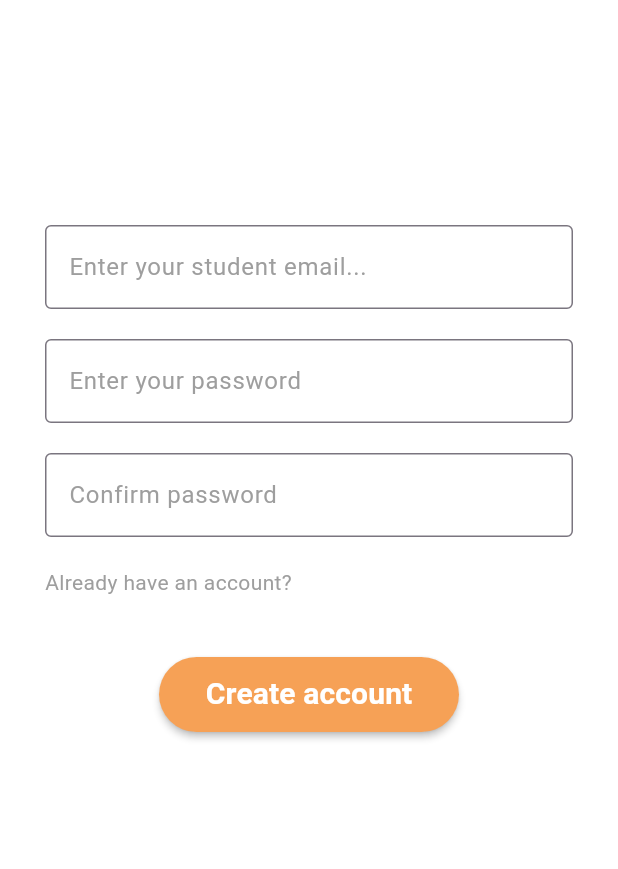
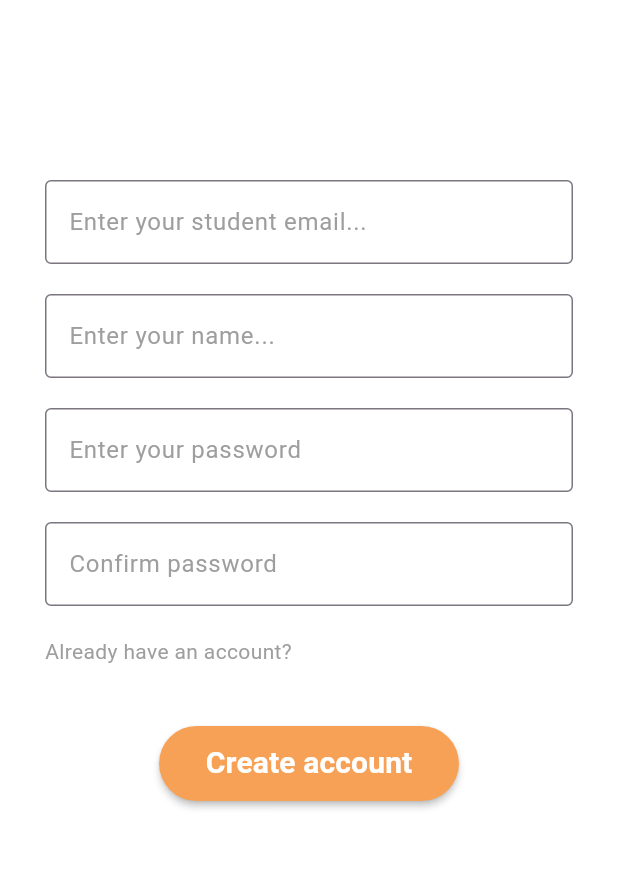
Before and after one commit to Eloymtm/ESOF_1, a Flutter app: the RegisterPage screen opened by its route, on a phone screen of 412 x 824 dp, the part 363-1232 px from its top. Run offline on Flutter 3.47's test engine with Material 3 defaults, Android fonts, the phone set to English and light mode, and no system bars; our stand-ins replace firebase_auth, firebase_core, font_awesome_flutter, google_maps_flutter; accounts and stored records are empty.

Commit message:
added name box

```diff
--- a/src/lib/pages/register_page.dart
+++ b/src/lib/pages/register_page.dart
@@ -5,7 +5,6 @@ import 'package:src/pages/map_page.dart';
 import 'package:src/pages/register_page.dart';
 
 class RegisterPage extends StatefulWidget {
-
   RegisterPage({super.key});
 
   @override
@@ -14,6 +13,8 @@ class RegisterPage extends StatefulWidget {
 
 class _RegisterPageState extends State<RegisterPage> {
   final usernameController = TextEditingController();
+
+  final nameController = TextEditingController();
 
   final passwordController = TextEditingController();
 
@@ -24,7 +25,7 @@ class _RegisterPageState extends State<RegisterPage> {
       if (passwordController.text == confirmPasswordController.text) {
         await FirebaseAuth.instance.createUserWithEmailAndPassword(
             email: usernameController.text, password: passwordController.text);
-            Navigator.pushNamed(context, '/map_page');
+        Navigator.pushNamed(context, '/map_page');
       } else {
         showErrorMessage("Passwords don't match");
       }
@@ -73,7 +74,6 @@ class _RegisterPageState extends State<RegisterPage> {
                           color: Color.fromRGBO(246, 161, 86, 1),
                           fontSize: 50,
                           fontWeight: FontWeight.w700)),
-                  SizedBox(height: 30),
                 ],
               ),
             ),
@@ -90,6 +90,17 @@ class _RegisterPageState extends State<RegisterPage> {
                     ),
                   ),
                   const SizedBox(height: 20),
+                  TextField(
+                    controller: nameController,
+                    decoration: const InputDecoration(
+                      hintText: "Enter your name...",
+                      hintStyle: TextStyle(color: Colors.grey),
+                      border: OutlineInputBorder(),
+                    ),
+                  ),
+                  const SizedBox(
+                    height: 20,
+                  ),
                   TextField(
                     controller: passwordController,
                     obscureText: true,
@@ -113,7 +124,7 @@ class _RegisterPageState extends State<RegisterPage> {
                   Row(
                     children: [
                       GestureDetector(
-                        onTap: (){
+                        onTap: () {
                           Navigator.pushNamed(context, '/login_page');
                         },
                         child: const Align(
```
Also changed, not shown: src/lib/pages/profile/profile_page.dart (+30 -11 lines).
